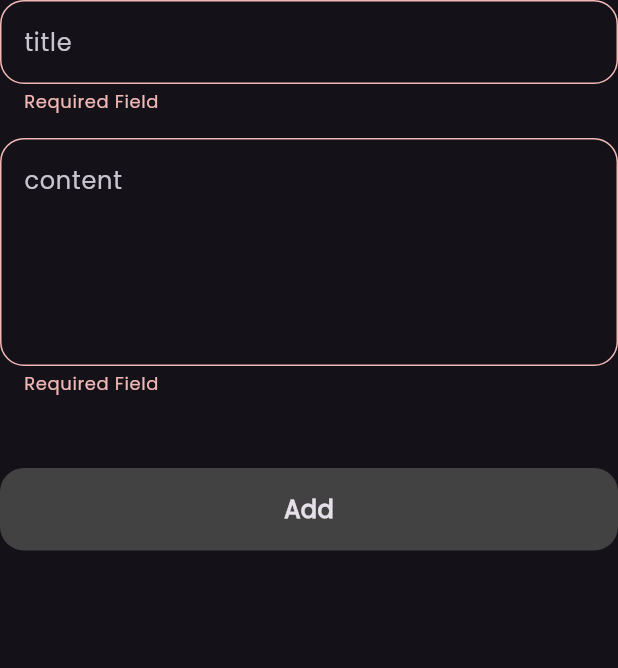
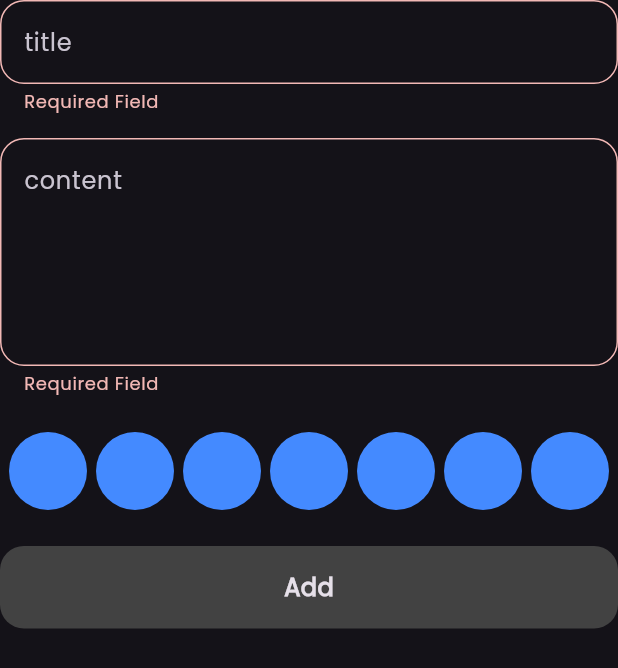
Before and after one commit to NOUR-MOWAFEY/notes_app, a Flutter app: the AddNoteForm widget shown alone on an empty page, opened directly, after a tap on "Add", on a phone screen of 412 x 824 dp. Shown: the top 668 px of the screen. Run offline on Flutter 3.47's test engine with Material 3 defaults, Android fonts, the phone set to English and light mode, and no system bars; our stand-ins replace bloc, flutter_bloc, font_awesome_flutter, hive, hive_flutter; accounts and stored records are empty.

Commit message:
create color list view part one

```diff
--- a/lib/widgets/add_note_form.dart
+++ b/lib/widgets/add_note_form.dart
@@ -3,6 +3,7 @@ import 'package:flutter_bloc/flutter_bloc.dart';
 import 'package:intl/intl.dart';
 import 'package:notes_app/cubits/add_note_cubit/add_note_cubit.dart';
 import 'package:notes_app/models/note_model.dart';
+import 'package:notes_app/widgets/colors_list_view.dart';
 import 'package:notes_app/widgets/custom_button.dart';
 import 'package:notes_app/widgets/custom_text_field.dart';
 
@@ -40,12 +41,25 @@ class _AddNoteFormState extends State<AddNoteForm> {
               subtitle = value;
             },
           ),
-          const SizedBox(height: 48),
+          const SizedBox(height: 24),
+          ColorListView(),
+          const SizedBox(height: 24),
           BlocBuilder<AddNoteCubit, AddNoteState>(
             builder: (context, state) {
               return CustomButton(
                 isLoading: state is AddNoteLoading ? true : false,
                 onTap: () {
+                  vaildator(context);
+                },
+              );
+            },
+          ),
+        ],
+      ),
+    );
+  }
+
+  void vaildator(BuildContext context) {
     if (formKey.currentState!.validate()) {
       formKey.currentState!.save();
       var currentDate = DateTime.now();
@@ -61,12 +75,5 @@ class _AddNoteFormState extends State<AddNoteForm> {
       autovalidateMode = AutovalidateMode.always;
       setState(() {});
     }
-                },
-              );
-            },
-          ),
-        ],
-      ),
-    );
   }
 }
--- /dev/null
+++ b/lib/widgets/colors_list_view.dart
@@ -0,0 +1,32 @@
+
+import 'package:flutter/material.dart';
+
+class ColorItem extends StatelessWidget {
+  const ColorItem({super.key});
+
+  @override
+  Widget build(BuildContext context) {
+    return Padding(
+      padding: const EdgeInsets.only(left: 6),
+      child: CircleAvatar(radius: 26, backgroundColor: Colors.blueAccent),
+    );
+  }
+}
+
+class ColorListView extends StatelessWidget {
+  const ColorListView({super.key});
+
+  @override
+  Widget build(BuildContext context) {
+    return SizedBox(
+      height: 26 * 2,
+      child: ListView.builder(
+        scrollDirection: Axis.horizontal,
+        itemCount: 10,
+        itemBuilder: (context, index) {
+          return ColorItem();
+        },
+      ),
+    );
+  }
+}
```
Lines whose indentation alone changed are shown as unchanged.
